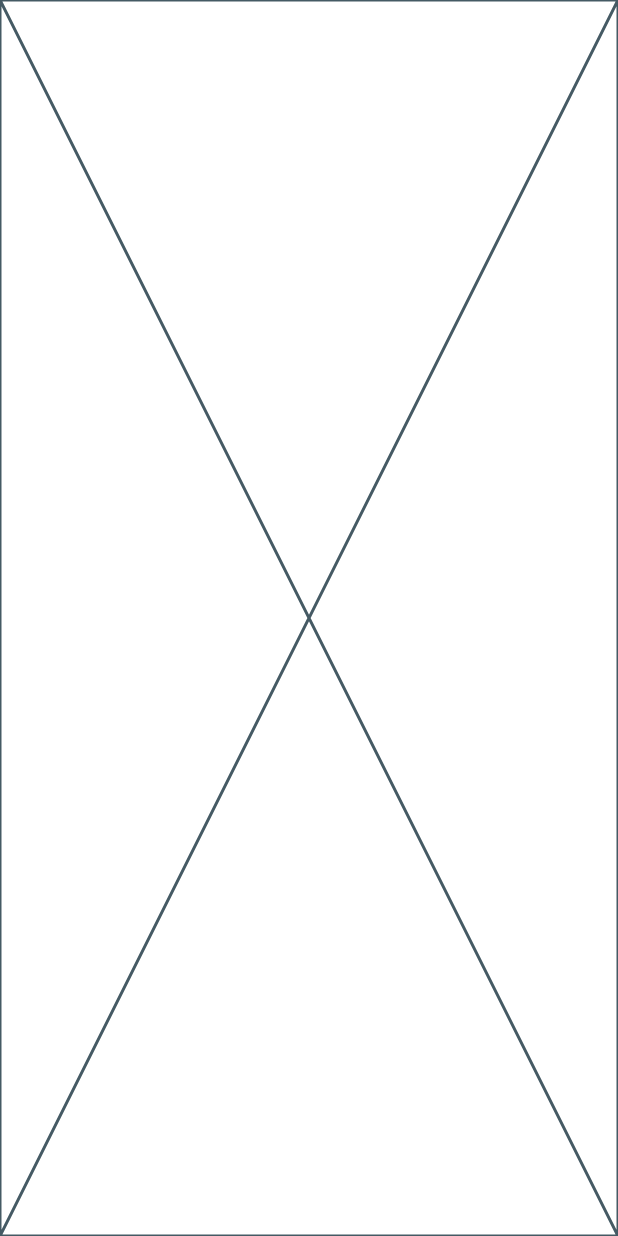
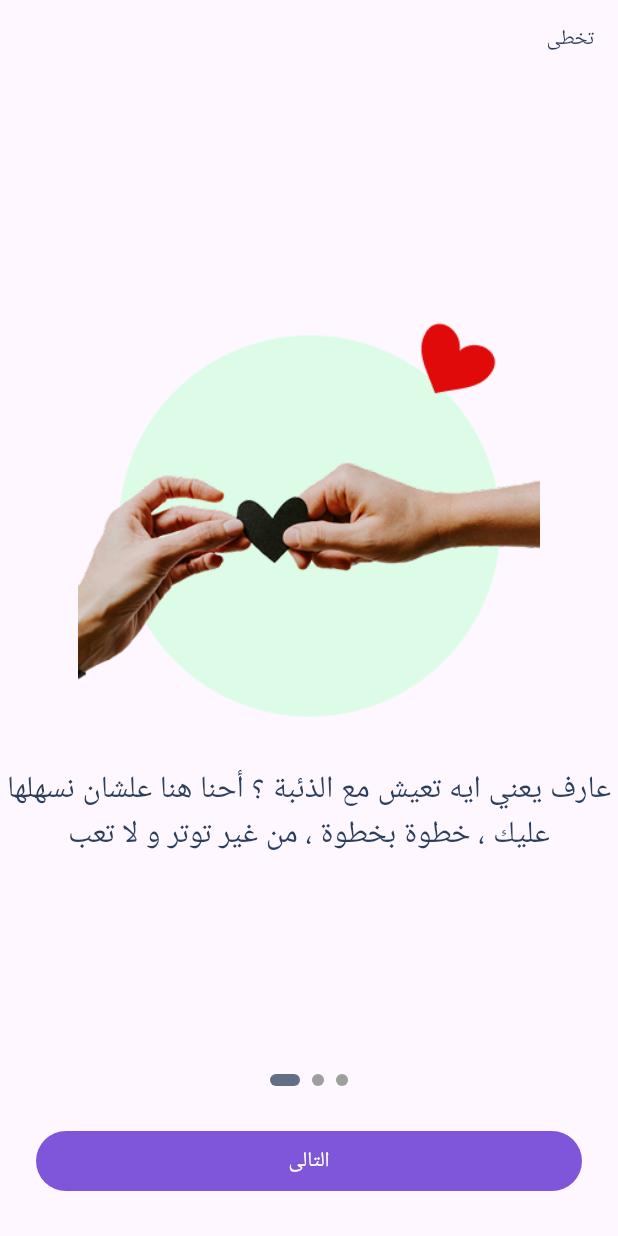
Before and after one commit to rowanibrahem/Lupus-App, a Flutter app: the screen it shows after launch, on a phone screen of 412 x 824 dp. Run offline on Flutter 3.47's test engine with Material 3 defaults, Android fonts, the light colour scheme and no system bars; our stand-ins replace flutter_screenutil, google_fonts.

Commit message:
finish onboarding

```diff
--- a/lib/core/constants/app_text.dart
+++ b/lib/core/constants/app_text.dart
@@ -1,9 +1,12 @@
 class AppText {
   static const String appName = 'لأنك مش لوحدك في الرحلة';
   static const onBoarding1 =
-      'عارف يعني ايه تعيش مع الذئبة ؟ أحنا هنا علشان نسهلها عليك ، خطوة بخطوة ، من غير توتر و لا تعب.';
+      'عارف يعني ايه تعيش مع الذئبة ؟ أحنا هنا علشان نسهلها عليك ، خطوة بخطوة ، من غير توتر و لا تعب';
   static const onBoarding2 =
-      'سجّل يومك، مشاعرك، الأعراض اللي حاسس بيها، وخلّي التطبيق يساعدك تتابع حالتك وتفهم  جسمك اكتر.';
+      'سجّل يومك، مشاعرك، الأعراض اللي حاسس بيها، وخلّي التطبيق يساعدك تتابع حالتك وتفهم  جسمك اكتر';
   static const onBoarding3 =
       'هنفكرك بمواعيد ادويتك و نساعدك ترتب كل حاجة من غير ما تتعب دماغك ';
+      static const skip = 'تخطى';
+      static const next = 'التالى';
+      static const getStarted = 'ابدأ الأن';
 }
--- a/lib/core/constants/asset_images.dart
+++ b/lib/core/constants/asset_images.dart
@@ -1,3 +1,6 @@
 class AssetImages {
   static const String logo = 'assets/images/logo.png';
+  static const String onboard1 = 'assets/images/onboarding1.png';
+  static const String onboard2 = 'assets/images/onboarding2.png';
+  static const String onboard3 = 'assets/images/onboarding3.png';
 }
--- a/lib/core/shared_widgets/custom_button.dart
+++ b/lib/core/shared_widgets/custom_button.dart
@@ -6,7 +6,7 @@
 class CustomButton extends StatelessWidget {
   const CustomButton({
     super.key,
-    this.backgroundColor = ColorApp.primaryColor,
+    // this.backgroundColor = ColorApp.primaryColor,
     this.borderRadius,
     required this.text,
     this.fontSized = 20,
@@ -21,7 +21,7 @@
   });
   final double? width;
   final double? height;
-  final Color? backgroundColor;
+  // final Color? backgroundColor;
   final Color? textColor;
   final BorderRadius? borderRadius;
   final double? fontSized;
@@ -34,40 +34,43 @@
 
   @override
   Widget build(BuildContext context) {
-    return SizedBox(
+    return GestureDetector(
+      onTap: func,
+      child: Container(
         width: width,
         height: height,
-      child: ElevatedButton(
-        onPressed: func,
-        style: ElevatedButton.styleFrom(
-          // minimumSize: const Size(double.infinity, 100),
-          backgroundColor: backgroundColor,
-          shape: RoundedRectangleBorder(
+        decoration: BoxDecoration(
+          color: ColorApp.primaryColor,
           borderRadius: BorderRadius.circular(200),
-            side: BorderSide(color: borderColor ?? backgroundColor!),
+          gradient: const LinearGradient(
+            begin: Alignment.topCenter,
+            end: Alignment.bottomCenter,
+            colors: [
+              Color(0xFFFFFFFF),
+              Color(0x00FFFFFF),
+            ],
           ),
-          // minimumSize: Size(150, 50),
         ),
+        child: Container(
+          decoration: BoxDecoration(
+            borderRadius: BorderRadius.circular(200),
+            color: ColorApp.primaryColor,
+          ),
+          padding: const EdgeInsets.symmetric(horizontal: 24, vertical: 10),
+          alignment: Alignment.center,
           child: Row(
             mainAxisAlignment: MainAxisAlignment.center,
             children: [
-            if (icon != null) ...[
-              Icon(
-                icon,
-                color: textColor,
-              ),
-              const SizedBox(width: 8),
-            ],
+              // if (icon != null) ...[
+              //   Icon(icon, color: textColor, size: fontSize + 2),
+              //   const SizedBox(width: 8),
+              // ],
               Text(
                 text,
                 style: Styles.textStyle20(context).copyWith(color: textColor , fontSize: 14),
-              softWrap: false,
               ),
-            // if (svgPicture != null) ...[
-            //   const SizedBox(width: 20),
-            //   svgPicture!,
-            // ],
             ],
+          ),
         ),
       ),
     );
--- a/lib/core/theme/color_app.dart
+++ b/lib/core/theme/color_app.dart
@@ -3,4 +3,5 @@
 class ColorApp {
   static const Color primaryColor = Color(0xFF7F56D9);
   static const Color textColor = Color(0xFF2C3E5D);
+  static const dots = Color(0xFF626F86);
 }
--- a/lib/features/on_boarding/onboarding_view.dart
+++ b/lib/features/auth/presentation/views/users_view.dart
@@ -1,7 +1,7 @@
 import 'package:flutter/material.dart';
 
-class OnBoardingView extends StatelessWidget {
-  const OnBoardingView({super.key});
+class UsersView extends StatelessWidget {
+  const UsersView({super.key});
 
   @override
   Widget build(BuildContext context) {
--- /dev/null
+++ b/lib/features/on_boarding/presentation/views/onboarding_view.dart
@@ -0,0 +1,15 @@
+import 'package:flutter/material.dart';
+import 'package:lupus_app/features/on_boarding/presentation/views/widgets/onboarding_body.dart';
+
+class OnBoardingView extends StatelessWidget {
+  const OnBoardingView({super.key});
+
+  @override
+  Widget build(BuildContext context) {
+    return Scaffold(
+      body: SafeArea(
+        child: OnboardingBody(),
+      ),
+    );
+  }
+}
--- /dev/null
+++ b/lib/features/on_boarding/presentation/views/widgets/onboarding_body.dart
@@ -0,0 +1,132 @@
+import 'package:flutter/material.dart';
+import 'package:lupus_app/core/constants/app_text.dart';
+import 'package:lupus_app/core/constants/asset_images.dart';
+import 'package:lupus_app/core/shared_widgets/custom_button.dart';
+import 'package:lupus_app/core/theme/color_app.dart';
+import 'package:lupus_app/core/theme/styles.dart';
+import 'package:lupus_app/features/auth/presentation/views/users_view.dart';
+
+class OnboardingBody extends StatefulWidget {
+  const OnboardingBody({super.key});
+
+  @override
+  State<OnboardingBody> createState() => _OnboardingBodyState();
+}
+
+class _OnboardingBodyState extends State<OnboardingBody> {
+  PageController controller = PageController();
+  int currentIndex = 0;
+
+  final List<Map<String, String>> onboardingData = [
+    {
+      "image": AssetImages.onboard1,
+      "title": AppText.onBoarding1,
+
+    },
+    {
+      "image": AssetImages.onboard2,
+      "title": AppText.onBoarding2,
+
+    },
+    {
+      "image": AssetImages.onboard3,
+      "title": AppText.onBoarding3,
+
+    },
+  ];
+
+  void nextPage() {
+    if (currentIndex < onboardingData.length - 1) {
+      controller.nextPage(
+        duration: const Duration(milliseconds: 400),
+        curve: Curves.easeIn,
+      );
+    } else {
+      Navigator.pushReplacement(
+        context,
+        MaterialPageRoute(builder: (context) => const UsersView()),
+      );
+    }
+  }
+
+  void skip() {
+    Navigator.pushReplacement(
+      context,
+      MaterialPageRoute(builder: (context) => const UsersView()),
+    );
+  }
+
+  @override
+  Widget build(BuildContext context) {
+    return Column(
+      children: [
+        Padding(
+          padding: const EdgeInsets.only(top: 16, right: 16),
+          child: Align(
+            alignment: Alignment.topRight,
+            child: GestureDetector(
+              onTap: skip,
+              child: Text(
+                AppText.skip,
+                style: Styles.textStyle20(context).copyWith(fontSize: 14),
+              ),
+            ),
+          ),
+        ),
+        Expanded(
+          child: PageView.builder(
+            controller: controller,
+            itemCount: onboardingData.length,
+            onPageChanged: (index) {
+              setState(() {
+                currentIndex = index;
+              });
+            },
+            itemBuilder:
+                (context, index) => Column(
+                  mainAxisAlignment: MainAxisAlignment.center,
+                  children: [
+                    Image.asset(
+                      onboardingData[index]["image"]!,
+                      height: 300,
+                      fit: BoxFit.contain,
+                    ),
+                    const SizedBox(height: 30),
+                    Text(
+                          onboardingData[index]["title"]!,
+                          textAlign: TextAlign.center,
+                          style: Styles.textStyle20(context),
+                        ),
+                  ],
+                ),
+          ),
+        ),        Row(
+          mainAxisAlignment: MainAxisAlignment.center,
+          children: List.generate(
+            onboardingData.length,
+            (index) => AnimatedContainer(
+              duration: const Duration(milliseconds: 300),
+              margin: const EdgeInsets.symmetric(horizontal: 4),
+              height: 8,
+              width: currentIndex == index ? 20 : 8,
+              decoration: BoxDecoration(
+                color: currentIndex == index ? ColorApp.dots : Colors.grey,
+                borderRadius: BorderRadius.circular(5),
+              ),
+            ),
+          ),
+        ),
+        const SizedBox(height: 30),
+
+        Padding(
+          padding: const EdgeInsets.symmetric(horizontal: 24),
+          child: CustomButton(
+            text: currentIndex == onboardingData.length - 1 ? AppText.getStarted : AppText.next,
+            func: nextPage,
+            ),
+        ),
+        const SizedBox(height: 30),
+      ],
+    );
+  }
+}
--- a/pubspec.yaml
+++ b/pubspec.yaml
@@ -37,6 +37,7 @@
   google_fonts: ^6.3.2
   flutter_screenutil: ^5.9.3
   dots_indicator: ^4.0.1
+  flutter_svg: ^2.2.1
 
 dev_dependencies:
   flutter_test:
```
Also changed, not shown: lib/features/splash_screen/presentation/widgets/splash_body.dart (+4 -8 lines), pubspec.lock. Lines whose indentation alone changed are shown as unchanged.
